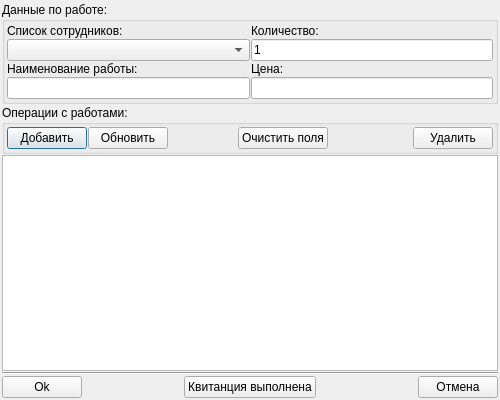
Before: the Qt Designer form joblistonreceiptdialog.ui in eboladev/XPPC, drawn with Qt 5.
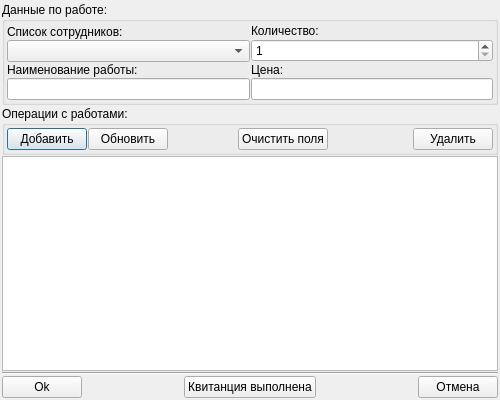
After: the same form once the commit is applied.

```diff
--- a/joblistonreceiptdialog.ui
+++ b/joblistonreceiptdialog.ui
@@ -107,9 +107,12 @@
                </widget>
               </item>
               <item>
-               <widget class="QLineEdit" name="lineEditQuantity">
-                <property name="text">
-                 <string>1</string>
+               <widget class="QSpinBox" name="spinBoxQuantity">
+                <property name="minimum">
+                 <number>1</number>
+                </property>
+                <property name="maximum">
+                 <number>9999</number>
                 </property>
                </widget>
               </item>
```
Left out of the diff: 4 changed lines with no effect on the pictures.
